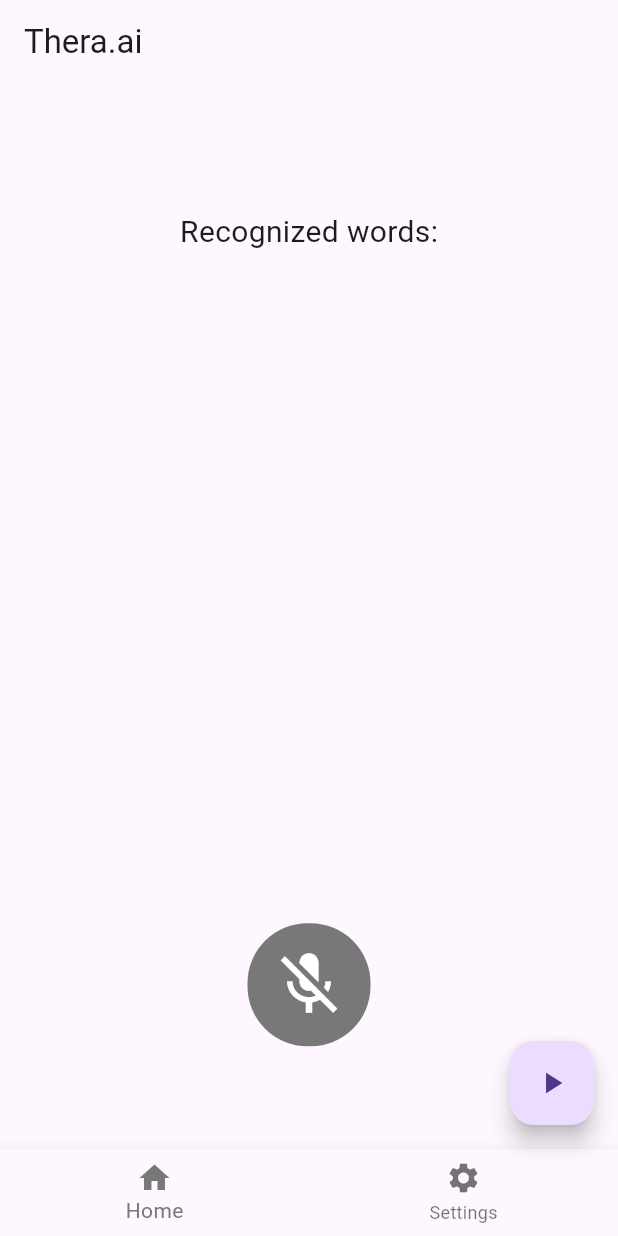
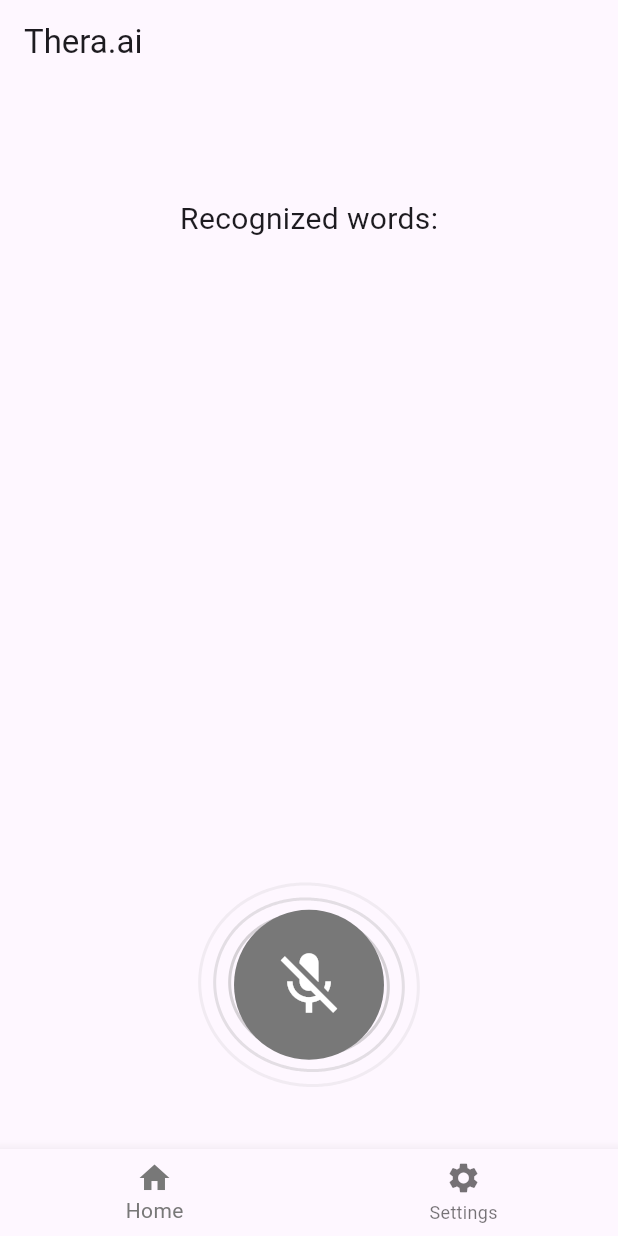
Before and after one commit to danielyang21/Serenity.ai, a Flutter app: the screen it shows after launch, on a phone screen of 412 x 824 dp. Run offline on Flutter 3.47's test engine with Material 3 defaults, Android fonts, the phone set to English and light mode, and no system bars; our stand-ins replace flutter_dotenv, speech_to_text; missing offline and left inert: chat_gpt_sdk.

Commit message:
button animation

```diff
--- /dev/null
+++ b/chungi/lib/features/home/animation/math.dart
@@ -0,0 +1,48 @@
+import 'dart:math' as math;
+
+import 'package:flutter/cupertino.dart';
+
+class WavePainter extends CustomPainter {
+  final double animationValue;
+  final int waveIndex;
+  final Color color;
+
+  WavePainter(
+      {required this.animationValue,
+      required this.waveIndex,
+      required this.color});
+
+  @override
+  void paint(Canvas canvas, Size size) {
+    final paint = Paint()
+      ..color = color.withOpacity(0.3 - (waveIndex * 0.1))
+      ..style = PaintingStyle.stroke
+      ..strokeWidth = 2.0;
+
+    final center = Offset(size.width / 2, size.height / 2);
+    final radius = math.min(size.width, size.height) / 2;
+
+    final wave = Path();
+    for (var i = 0; i < 360; i++) {
+      final radians = i * math.pi / 180;
+      final waveHeight =
+          math.sin((radians - animationValue * 2 * math.pi) * 2) * 3;
+      final x = center.dx +
+          (radius + waveHeight + (waveIndex * 10)) * math.cos(radians);
+      final y = center.dy +
+          (radius + waveHeight + (waveIndex * 10)) * math.sin(radians);
+
+      if (i == 0) {
+        wave.moveTo(x, y);
+      } else {
+        wave.lineTo(x, y);
+      }
+    }
+    wave.close();
+
+    canvas.drawPath(wave, paint);
+  }
+
+  @override
+  bool shouldRepaint(covariant CustomPainter oldDelegate) => true;
+}
--- a/chungi/lib/features/home/home.dart
+++ b/chungi/lib/features/home/home.dart
@@ -4,6 +4,8 @@ import 'package:flutter/material.dart';
 import 'package:flutter/services.dart';
 import 'package:speech_to_text/speech_recognition_result.dart';
 import 'package:speech_to_text/speech_to_text.dart';
+
+import 'animation/math.dart';
 
 class Home extends StatefulWidget {
   Home({Key? key}) : super(key: key);
@@ -12,15 +14,39 @@ class Home extends StatefulWidget {
   _HomeState createState() => _HomeState();
 }
 
-class _HomeState extends State<Home> {
+class _HomeState extends State<Home> with TickerProviderStateMixin {
   final SpeechToText _speechToText = SpeechToText();
   bool _speechEnabled = false;
   String _lastWords = '';
+  late AnimationController _pulseAnimationController;
+  late AnimationController _waveAnimationController;
+  late Animation<double> _pulseAnimation;
+  int _selectedIndex = 0;
+  bool _isListening = false;
 
   @override
   void initState() {
     super.initState();
     _initSpeech();
+    _pulseAnimationController = AnimationController(
+      duration: const Duration(milliseconds: 1000),
+      vsync: this,
+    );
+    _pulseAnimation =
+        Tween<double>(begin: 1, end: 1.2).animate(_pulseAnimationController);
+
+    _waveAnimationController = AnimationController(
+      duration: const Duration(milliseconds: 2000),
+      vsync: this,
+    );
+    _waveAnimationController.repeat();
+  }
+
+  @override
+  void dispose() {
+    _pulseAnimationController.dispose();
+    _waveAnimationController.dispose();
+    super.dispose();
   }
 
   void _initSpeech() async {
@@ -30,15 +56,21 @@ class _HomeState extends State<Home> {
 
   void _startListening() async {
     await _speechToText.listen(onResult: _onSpeechResult);
-    setState(() {});
+    setState(() {
+      _isListening = true;
+    });
+    _pulseAnimationController.repeat(reverse: true);
   }
 
   void _stopListening() async {
     await sendToOpenAI(_lastWords);
     setState(() {
       _lastWords = '';
+      _isListening = false;
     });
     await _speechToText.stop();
+    _pulseAnimationController.stop();
+    _pulseAnimationController.reset();
   }
 
   void _onSpeechResult(SpeechRecognitionResult result) {
@@ -47,16 +79,15 @@ class _HomeState extends State<Home> {
     });
   }
 
+  void _onItemTapped(int index) {
+    setState(() {
+      _selectedIndex = index;
+    });
+  }
+
   @override
   Widget build(BuildContext context) {
     return Scaffold(
-      floatingActionButton: FloatingActionButton(
-        onPressed: () async {
-          await sendToOpenAI("Very Sad");
-        },
-        tooltip: 'Listen',
-        child: const Icon(Icons.play_arrow),
-      ),
       appBar: AppBar(
         title: const Text('Thera.ai'),
       ),
@@ -78,37 +109,69 @@ class _HomeState extends State<Home> {
                 child: Text(_lastWords),
               ),
             ),
-            const SizedBox(
-              height: 30,
-            ),
+            const SizedBox(height: 30),
             GestureDetector(
-              onTap: () {
-                if (_speechToText.isNotListening) {
+              onTapDown: (_) {
+                if (!_isListening) {
                   HapticFeedback.heavyImpact();
                   _startListening();
-                } else {
+                }
+              },
+              onTapUp: (_) {
+                if (_isListening) {
                   HapticFeedback.heavyImpact();
                   _stopListening();
                 }
               },
-              child: Container(
-                padding: const EdgeInsets.all(16),
-                decoration: BoxDecoration(
-                    borderRadius: BorderRadius.circular(40),
-                    color: AppTheme.kDarkGrey),
-                child: _speechToText.isNotListening
-                    ? const Icon(
-                        Icons.mic_off,
-                        color: Colors.white,
-                        size: 50,
-                      )
-                    : const Icon(
-                        Icons.mic,
-                        color: Colors.white,
-                        size: 50,
+              onTapCancel: () {
+                if (_isListening) {
+                  HapticFeedback.heavyImpact();
+                  _stopListening();
+                }
+              },
+              child: AnimatedBuilder(
+                animation: Listenable.merge(
+                    [_pulseAnimationController, _waveAnimationController]),
+                builder: (context, child) {
+                  return Transform.scale(
+                    scale: _isListening ? _pulseAnimation.value : 1.0,
+                    child: Container(
+                      width: 100,
+                      height: 100,
+                      decoration: BoxDecoration(
+                        shape: BoxShape.circle,
+                        color: _isListening ? Colors.red : AppTheme.kDarkGrey,
                       ),
+                      child: Stack(
+                        alignment: Alignment.center,
+                        children: [
+                          ...List.generate(
+                            3,
+                            (index) => Positioned.fill(
+                              child: CustomPaint(
+                                painter: WavePainter(
+                                  animationValue:
+                                      _waveAnimationController.value,
+                                  waveIndex: index,
+                                  color: _isListening
+                                      ? Colors.red
+                                      : AppTheme.kDarkGrey,
+                                ),
+                              ),
+                            ),
+                          ),
+                          Icon(
+                            _isListening ? Icons.mic : Icons.mic_off,
+                            color: Colors.white,
+                            size: 50,
+                          ),
+                        ],
+                      ),
+                    ),
+                  );
+                },
               ),
-            )
+            ),
           ],
         ),
       ),
@@ -123,9 +186,9 @@ class _HomeState extends State<Home> {
             label: 'Settings',
           ),
         ],
-        //currentIndex: _selectedIndex,
+        currentIndex: _selectedIndex,
         selectedItemColor: AppTheme.kDarkGrey,
-        //onTap: _onItemTapped,
+        onTap: _onItemTapped,
       ),
     );
   }
```
